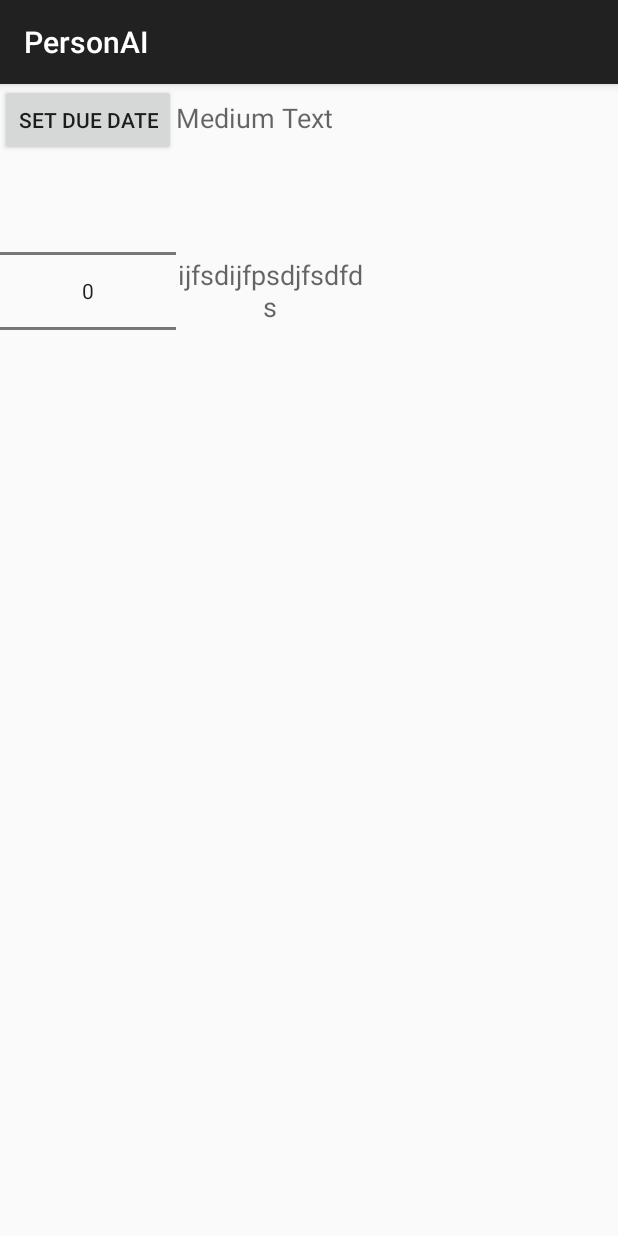
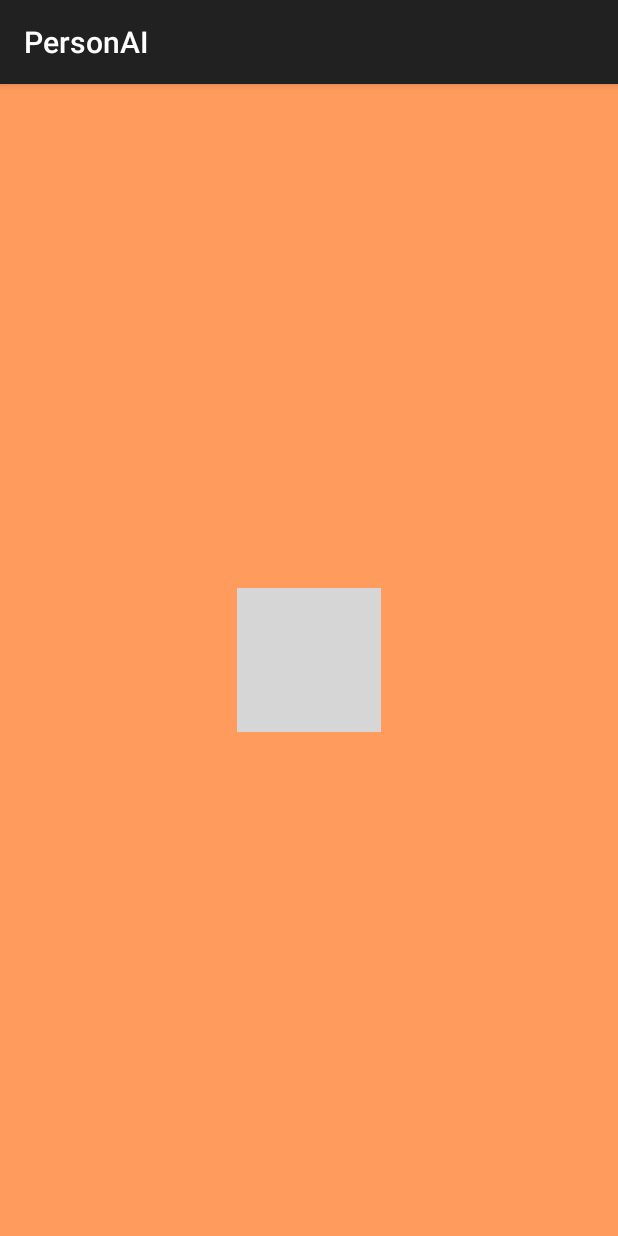
Before and after one commit to jaberrio/PersonAI2, an Android app: the fragment OverviewPort shown on its own in the app's theme, on a phone screen of 412 x 824 dp. Run offline under Robolectric (Android 15) with nearby library versions, the phone set to English and light mode, and no system bars; 1 statement that could not run was skipped; grey boxes are pictures that could not be loaded.

```diff
--- a/app/src/main/java/org/jaberrio/personai2/OverviewLand.java
+++ b/app/src/main/java/org/jaberrio/personai2/OverviewLand.java
@@ -1,9 +1,11 @@
 package org.jaberrio.personai2;
 
+import android.app.Activity;
 import android.app.Fragment;
 import android.app.FragmentManager;
 import android.app.FragmentTransaction;
 import android.content.Context;
+import android.content.pm.ActivityInfo;
 import android.graphics.Color;
 import android.os.Bundle;
 import android.support.annotation.Nullable;
@@ -149,4 +151,5 @@ public class OverviewLand extends Fragment implements View.OnClickListener {
 
 
     }
+
 }
--- a/app/src/main/java/org/jaberrio/personai2/OverviewPort.java
+++ b/app/src/main/java/org/jaberrio/personai2/OverviewPort.java
@@ -14,9 +14,12 @@ public class OverviewPort extends Fragment {
     @Nullable
     @Override
     public View onCreateView(LayoutInflater inflater, ViewGroup container, Bundle savedInstanceState) {
-        View viewRoot = inflater.inflate(R.layout.fragment_add_text_book_field, container, false);
+        View viewRoot = inflater.inflate(R.layout.fragment_overview_port, container, false);
+
+        viewRoot.setBackgroundColor(Color.rgb(255,155,93));
 
         return viewRoot;
+
     }
 
 
--- a/app/src/main/res/layout/fragment_overview_port.xml
+++ b/app/src/main/res/layout/fragment_overview_port.xml
@@ -4,4 +4,11 @@
 
     <!-- TODO: Update blank fragment layout -->
 
+    <ImageView
+        android:layout_width="wrap_content"
+        android:layout_height="wrap_content"
+        android:id="@+id/imageView"
+        android:layout_gravity="center"
+        android:background="@drawable/ico"/>
+
 </FrameLayout>
```
Also changed, not shown: app/src/main/res/drawable/a1.jpg (deleted), app/src/main/res/drawable/a2.jpg (deleted), app/src/main/res/drawable/a4.jpg (deleted), app/src/main/res/drawable/a5.jpg (deleted), app/src/main/res/drawable/a6.jpg (deleted), app/src/main/res/drawable/a7.jpg (deleted), app/src/main/res/drawable/a8.jpg (deleted), app/src/main/res/drawable/a9.jpg (deleted), app/src/main/res/drawable/b.png (deleted).
